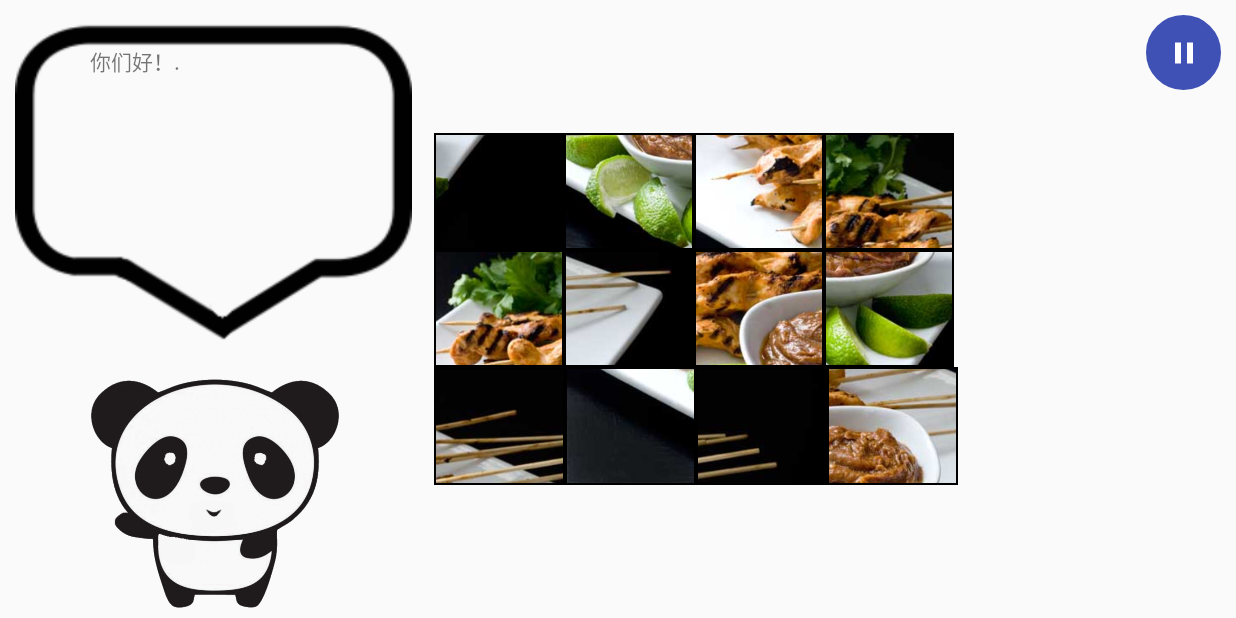
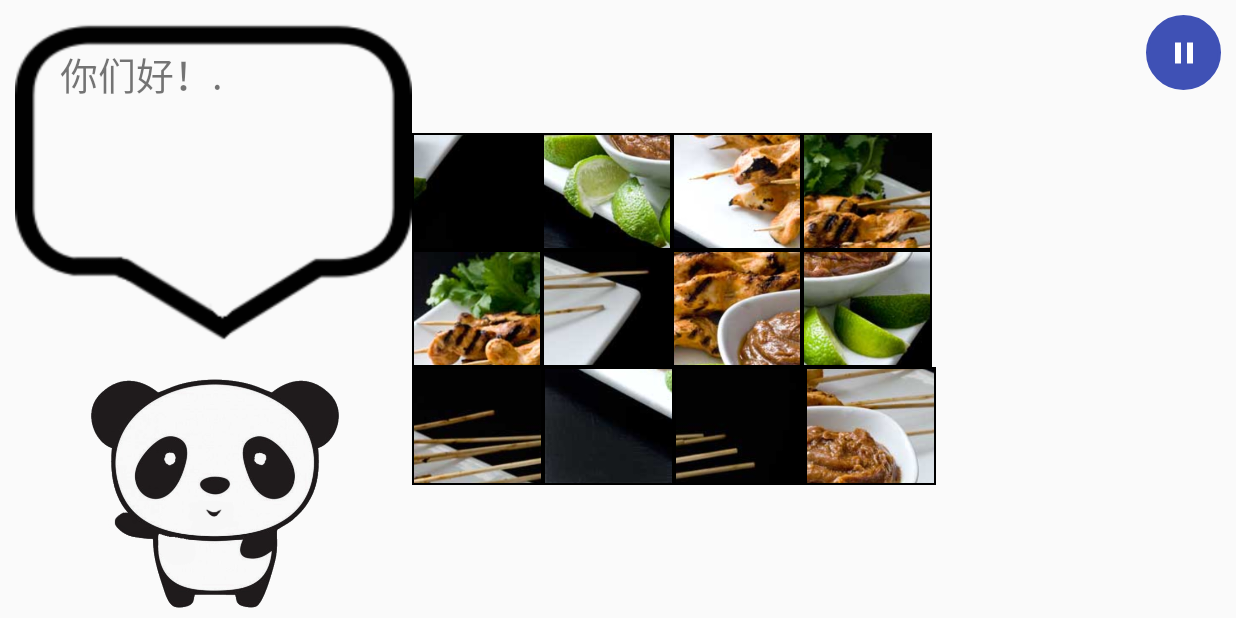
Before and after one commit to darkvoid32/SCCL, an Android app: the PuzzleActivity screen opened directly, with no data from a screen before it, on a phone screen of 824 x 412 dp (held sideways). Run offline under Robolectric (Android 15) with nearby library versions, the phone set to English and light mode, and no system bars.

Commit message:
Changed text size

```diff
--- a/app/src/main/java/com/sccl/nikonikonii/sccl/Activities/PuzzleActivity.java
+++ b/app/src/main/java/com/sccl/nikonikonii/sccl/Activities/PuzzleActivity.java
@@ -301,7 +301,6 @@ public class PuzzleActivity extends AppCompatActivity {
         lp2.width = (userWidth / 4) * 3;
         lp2.addRule(RelativeLayout.ALIGN_PARENT_RIGHT);
         lp2.addRule(RelativeLayout.CENTER_VERTICAL);
-        lp2.rightMargin = -125;
         rootLL.setLayoutParams(lp2);
         rootLL.requestLayout();
     }
--- a/app/src/main/res/layout/activity_puzzle.xml
+++ b/app/src/main/res/layout/activity_puzzle.xml
@@ -46,12 +46,13 @@
                         android:id="@+id/speech_bubble_textView"
                         android:layout_width="match_parent"
                         android:layout_height="match_parent"
-                        android:layout_marginLeft="50dp"
-                        android:layout_marginStart="50dp"
+                        android:layout_marginLeft="30dp"
+                        android:layout_marginStart="30dp"
                         android:layout_marginTop="30dp"
                         android:layout_marginBottom="50dp"
-                        android:layout_marginRight="50dp"
-                        android:layout_marginEnd="50dp"/>
+                        android:layout_marginRight="30dp"
+                        android:layout_marginEnd="30dp"
+                        android:textSize="25sp"/>
 
                 </RelativeLayout>
 
@@ -77,6 +78,8 @@
                 android:id="@+id/rootLL"
                 android:layout_width="match_parent"
                 android:layout_height="wrap_content"
+                android:layout_marginLeft="30dp"
+                android:layout_marginStart="30dp"
                 android:orientation="vertical">
 
                 <LinearLayout
@@ -107,8 +110,8 @@
                 android:visibility="invisible"
                 android:layout_width="wrap_content"
                 android:layout_height="wrap_content"
-                android:layout_marginRight="25dp"
-                android:layout_marginEnd="25dp"
+                android:layout_marginLeft="30dp"
+                android:layout_marginStart="30dp"
                 android:adjustViewBounds="true"
                 android:src="@drawable/roti_prata1" />
 
```
Also changed, not shown: 1 other file.
